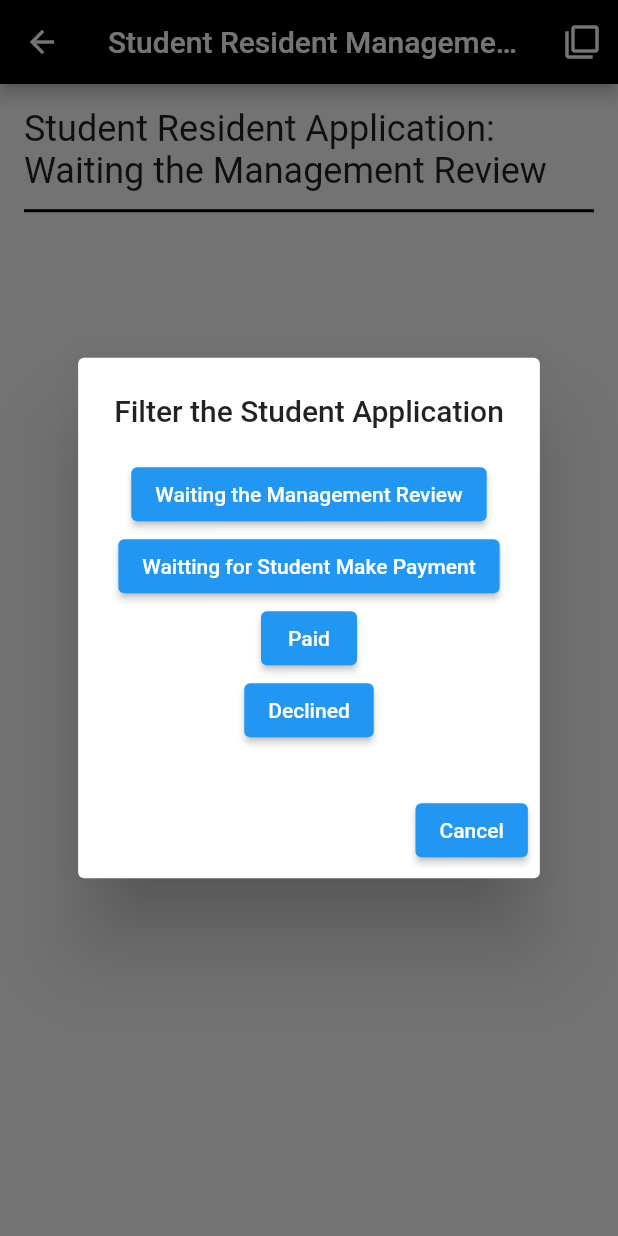
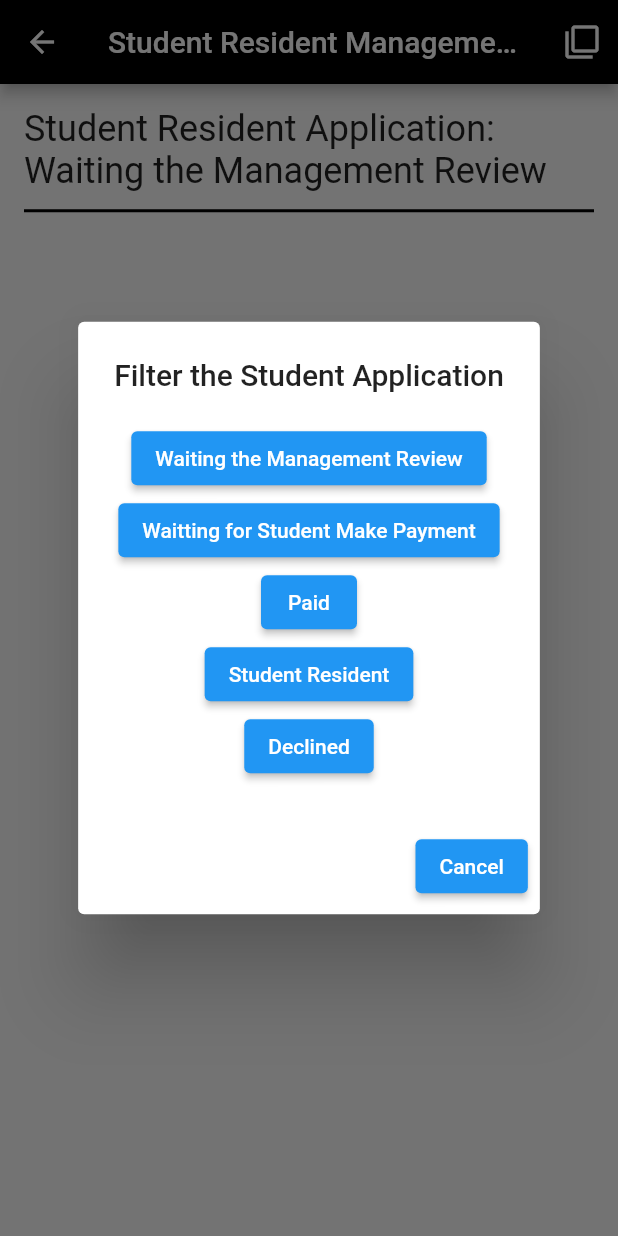
Before and after one commit to Jim030123/campus-management-system, a Flutter app: the StudentResidentApplicationPage screen opened by its route, after a tap on the "filter none" icon, on a phone screen of 412 x 824 dp. Run offline on Flutter 3.47's test engine with Material 2 defaults, Android fonts, the phone set to English and light mode, and no system bars; our stand-ins replace camera, cloud_firestore, firebase_auth, firebase_core, go_router, google_fonts and 2 more; missing offline and left inert: qr_code_scanner; accounts and stored records are empty.

Commit message:
big update

```diff
--- a/campus_management_system/lib/pages/Account/Student/student_main_page.dart
+++ b/campus_management_system/lib/pages/Account/Student/student_main_page.dart
@@ -56,7 +56,6 @@ class _StudentMainPageState extends State<StudentMainPage> {
           body: SingleChildScrollView(
             child: Center(
               child: Container(
-
                 height: 1200,
                 child: Column(
                   mainAxisAlignment: MainAxisAlignment.spaceEvenly,
@@ -154,7 +153,6 @@ class _StudentMainPageState extends State<StudentMainPage> {
                             routename: '/feedback_menu'),
                       ],
                     ),
-
                     SizedBox(
                       width: 25,
                     ),
--- a/campus_management_system/lib/pages/Student_Resident/add_room.dart
+++ b/campus_management_system/lib/pages/Student_Resident/add_room.dart
@@ -180,7 +180,9 @@ class _AddRoomFormState extends State<AddRoomForm> {
             .doc(roomnoController.text)
             .update({
           "room_bed_1": empty,
+          "room_bed_1_id": empty,
           "room_bed_2": empty,
+          "room_bed_2_id": empty,
         });
       } else if (_selectedroomType == _roomtype[3]) {
         await FirebaseFirestore.instance
@@ -188,8 +190,11 @@ class _AddRoomFormState extends State<AddRoomForm> {
             .doc(roomnoController.text)
             .update({
           "room_bed_1": empty,
+          "room_bed_1_id": empty,
           "room_bed_2": empty,
+          "room_bed_2_id": empty,
           "room_bed_3": empty,
+          "room_bed_3_id": empty,
         });
       }
     } on FirebaseAuthException catch (e) {
--- a/campus_management_system/lib/pages/Student_Resident/student_resident_application.dart
+++ b/campus_management_system/lib/pages/Student_Resident/student_resident_application.dart
@@ -6,8 +6,6 @@ import 'package:firebase_auth/firebase_auth.dart';
 import 'package:flutter/material.dart';
 
 class StudentResidentApplicationPage extends StatefulWidget {
-  const StudentResidentApplicationPage({Key? key}) : super(key: key);
-
   @override
   _StudentResidentApplicationPageState createState() =>
       _StudentResidentApplicationPageState();
@@ -47,10 +45,15 @@ class _StudentResidentApplicationPageState
     'Waiting the Management Review',
     'Approved',
     'Paid',
+    'Student Resident',
     'Declined',
   ];
 
   late String _selectedSRStatus = status[0];
+
+  Stream<QuerySnapshot> getStudentResidentApplications() {
+    return studentResidentApplicationCollection.snapshots();
+  }
 
   @override
   Widget build(BuildContext context) {
@@ -90,8 +93,6 @@ class _StudentResidentApplicationPageState
                           },
                           child: Text("Waitting for Student Make Payment"),
                         ),
-
-                        // TODO : Waitting payment
                         ElevatedButton(
                           onPressed: () {
                             setState(() {
@@ -101,7 +102,6 @@ class _StudentResidentApplicationPageState
                           },
                           child: Text(status[2]),
                         ),
-
                         ElevatedButton(
                           onPressed: () {
                             setState(() {
@@ -110,6 +110,15 @@ class _StudentResidentApplicationPageState
                             Navigator.pop(context); // Close the dialog
                           },
                           child: Text(status[3]),
+                        ),
+                        ElevatedButton(
+                          onPressed: () {
+                            setState(() {
+                              _selectedSRStatus = status[4];
+                            });
+                            Navigator.pop(context); // Close the dialog
+                          },
+                          child: Text(status[4]),
                         ),
                       ],
                     ),
@@ -128,7 +137,19 @@ class _StudentResidentApplicationPageState
           )
         ],
       ),
-      body: filter(_selectedSRStatus),
+      body: StreamBuilder<QuerySnapshot>(
+        stream: getStudentResidentApplications(),
+        builder: (context, snapshot) {
+          if (snapshot.connectionState == ConnectionState.waiting) {
+            return Center(child: CircularProgressIndicator());
+          } else if (snapshot.hasError) {
+            return Center(child: Text('Error: ${snapshot.error}'));
+          } else {
+            _allApplication = snapshot.data!.docs;
+            return filter(_selectedSRStatus);
+          }
+        },
+      ),
     );
   }
 
@@ -303,7 +324,6 @@ class _ApplicationDetailState extends State<ApplicationDetail> {
                             ? null
                             : () {
                                 _openNewPage(widget.student);
-
                               },
                         child: Text('Choose Room'),
                       )
@@ -333,7 +353,6 @@ class _ApplicationDetailState extends State<ApplicationDetail> {
           .doc(auth)
           .update({
         "status": status,
-
       });
     } on FirebaseAuthException catch (e) {}
     ;
```
Also changed, not shown: campus_management_system/lib/pages/Student_Resident/room.dart (+26 -25 lines), campus_management_system/lib/pages/Student_Resident/room_availble_page.dart (+54 -12 lines).
